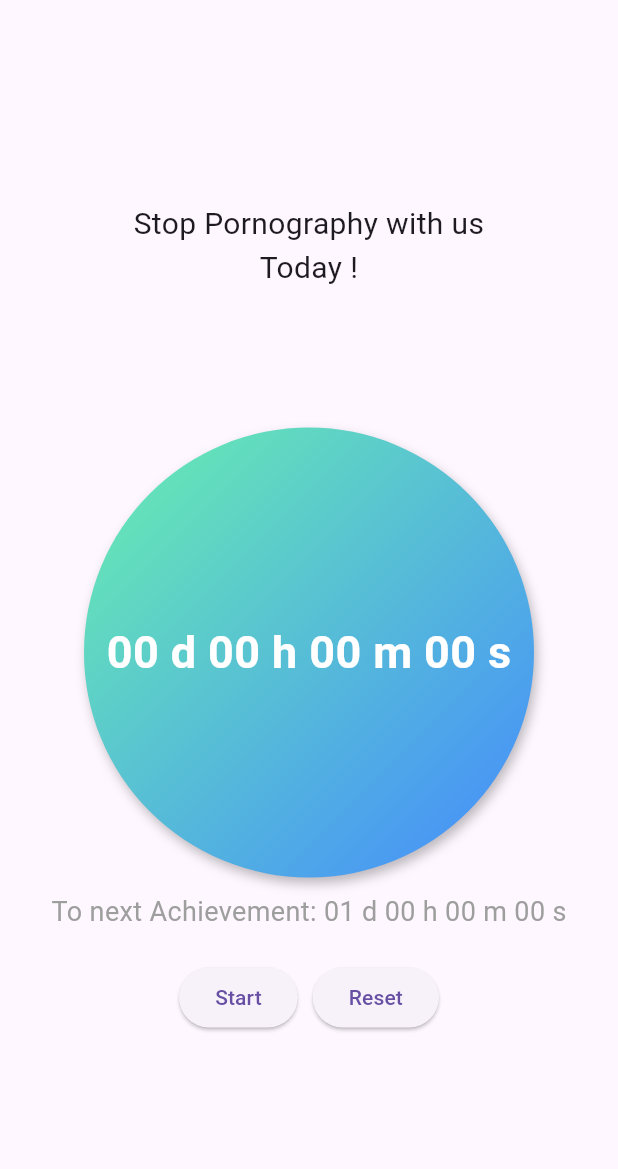
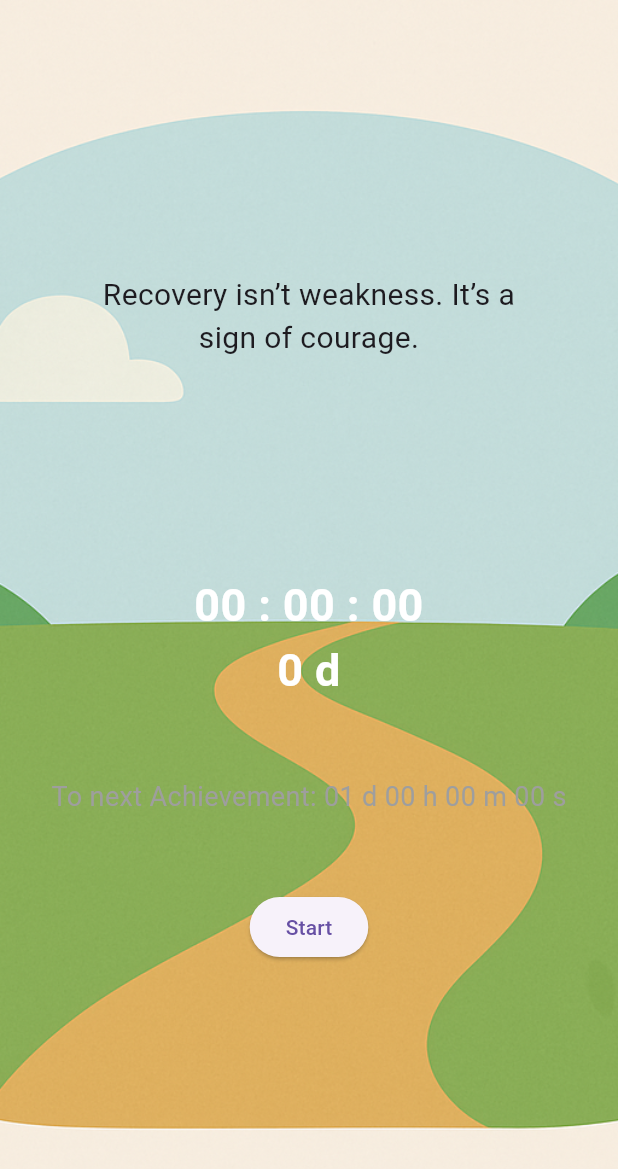
Before and after one commit to michalprog/clean_path, a Flutter app: the FapView widget shown alone on an empty page, opened directly, on a phone screen of 412 x 824 dp. Shown: the top 1169 px of the screen. Run offline on Flutter 3.47's test engine with Material 3 defaults, Android fonts, the phone set to English and light mode, and no system bars; our stand-ins replace animated_text_kit, sqflite, stop_watch_timer; accounts and stored records are empty.

Commit message:
upgrade fap view

```diff
--- a/lib/main/drawer_widget.dart
+++ b/lib/main/drawer_widget.dart
@@ -30,12 +30,12 @@ class DrawerWidget extends StatelessWidget {
           ),
           ListTile(
             leading: Icon(Icons.forum),
-            title: Text('forum'),
+            title: Text('Forum'),
             onTap: () {},
           ),
           ListTile(
             leading: Icon(Icons.emoji_events),
-            title: Text('Achivments'),
+            title: Text('Achievements'),
             onTap: () {},
           ),
         ],
--- a/lib/providers/fap_provider.dart
+++ b/lib/providers/fap_provider.dart
@@ -1,7 +1,8 @@
 import 'package:clean_path/providers/database_provider.dart';
 import 'package:flutter/material.dart';
-import '../enums/enums.dart';
+import '/enums/enums.dart';
 
+import '/utils_files/timer_utils.dart';
 import '/data_types/record.dart';
 
 class FapProvider extends ChangeNotifier {
@@ -46,4 +47,12 @@ class FapProvider extends ChangeNotifier {
       notifyListeners();
     }
   }
+  AssetImage giveWindowImage()
+  {
+    return TimerUtils.giveTimerImage(timerTime);
+  }
+  String getMotivationMsg()
+  {
+    return TimerUtils.giveMotivationMessage();
+  }
 }
--- a/lib/utils_files/timer_utils.dart
+++ b/lib/utils_files/timer_utils.dart
@@ -1,8 +1,34 @@
+import 'dart:math';
+
 import 'package:flutter/material.dart';
 
 class TimerUtils{
 
+  static AssetImage giveTimerImage(int time)
+  {
+return AssetImage("assets/images/clean_path0.png");
 
 
 
+  }
+static String giveMotivationMessage()
+{
+  const List<String> motivationMsg=
+      [
+        "One day at a time — that's enough.",
+        "You don’t have to be perfect, just persistent.",
+        "Every no is a step toward freedom.",
+        "Your strength is built in silence — keep going.",
+        "A setback doesn’t erase your progress. Getting back up proves your power.",
+        "You are not alone. What you feel matters.",
+        "Your tomorrow depends on the choices you make today.",
+        "Recovery isn’t weakness. It’s a sign of courage.",
+        "Peace in your mind is possible — and it’s worth the fight.",
+        "Every day clean is a victory no one can take from you.",
+      ];
+  var numberMsg = Random().nextInt(9);
+  return motivationMsg[numberMsg];
 }
+
+
+}
--- /dev/null
+++ b/lib/widgets/fail_dialog.dart
@@ -0,0 +1,10 @@
+import 'package:flutter/material.dart';
+
+class FailDialog extends StatelessWidget {
+  const FailDialog({super.key});
+
+  @override
+  Widget build(BuildContext context) {
+    return const Placeholder();
+  }
+}
--- a/lib/window_widgets/Timer_Widget.dart
+++ b/lib/window_widgets/Timer_Widget.dart
@@ -6,8 +6,9 @@ import '../providers/database_provider.dart';
 
 class TimerWidget extends StatefulWidget {
   final Function(int option) timerFunction;
+  bool TimerState=false;
   final int startCounter;
-  const TimerWidget({
+  TimerWidget({
     super.key,
     required this.timerFunction,
     required this.startCounter,
@@ -31,6 +32,7 @@ class _TimerWidgetState extends State<TimerWidget> {
     );
     if (widget.startCounter > 0) {
       _stopWatchTimer.onStartTimer();
+      widget.TimerState=true;
     }
   }
 
@@ -39,7 +41,6 @@ class _TimerWidgetState extends State<TimerWidget> {
     _stopWatchTimer.dispose();
     super.dispose();
   }
-
   String _formatTime(int milliseconds) {
     int seconds = (milliseconds / 1000).truncate();
     int days = (seconds / 86400).truncate();
@@ -54,6 +55,29 @@ class _TimerWidgetState extends State<TimerWidget> {
 
     return "$formattedDays d $formattedHours h $formattedMinutes m $formattedSeconds s";
   }
+  String _mainFormatTime(int milliseconds) {
+    int seconds = (milliseconds / 1000).truncate();
+    int days = (seconds / 86400).truncate();
+    int hours = ((seconds % 86400) / 3600).truncate();
+    int minutes = ((seconds % 3600) / 60).truncate();
+    int remainingSeconds = seconds % 60;
+
+    String formattedHours = hours.toString().padLeft(2, '0');
+    String formattedMinutes = minutes.toString().padLeft(2, '0');
+    String formattedSeconds = remainingSeconds.toString().padLeft(2, '0');
+
+    String formattedDays;
+    if (days < 10) {
+      formattedDays = days.toString();
+    } else if (days < 100) {
+      formattedDays = days.toString().padLeft(2, '0');
+    } else {
+      formattedDays = days.toString().padLeft(3, '0');
+    }
+
+    return "$formattedHours : $formattedMinutes : $formattedSeconds\n"
+        "$formattedDays d";
+  }
 
   @override
   Widget build(BuildContext context) {
@@ -61,42 +85,24 @@ class _TimerWidgetState extends State<TimerWidget> {
     return Column(
       mainAxisAlignment: MainAxisAlignment.center,
       children: [
-        Container(
-          width: 300,
-          height: 300,
-          decoration: BoxDecoration(
-            shape: BoxShape.circle,
-            gradient: LinearGradient(
-              colors: [Colors.greenAccent, Colors.blueAccent],
-              begin: Alignment.topLeft,
-              end: Alignment.bottomRight,
-            ),
-            boxShadow: [
-              BoxShadow(
-                color: Colors.black26,
-                blurRadius: 6,
-                offset: Offset(2, 4),
-              ),
-            ],
-          ),
-          alignment: Alignment.center,
-          child: StreamBuilder<int>(
+        StreamBuilder<int>(
           stream: _stopWatchTimer.rawTime,
           builder: (context, snapshot) {
             final value = snapshot.data ?? widget.startCounter;
             return Text(
-                _formatTime(value),
+              _mainFormatTime(value),
+              textAlign: TextAlign.center,
               style: const TextStyle(
                 fontSize: 30,
                 fontWeight: FontWeight.bold,
                 color: Colors.white,
+
               ),
             );
           },
         ),
-        ),
 
-        SizedBox(height: 10),
+        SizedBox(height: 50),
 
         StreamBuilder<int>(
           stream: _stopWatchTimer.rawTime,
@@ -111,27 +117,24 @@ class _TimerWidgetState extends State<TimerWidget> {
           },
         ),
 
-        SizedBox(height: 20),
+        SizedBox(height: 50),
+        ElevatedButton(onPressed: () => timerFunction(), child: Text(widget.TimerState ? "Reset" : "Start"),),
 
-        Row(
-          mainAxisAlignment: MainAxisAlignment.center,
-          children: [
-            ElevatedButton(onPressed: () => startTimer(), child: Text("Start")),
-            SizedBox(width: 10),
-            ElevatedButton(onPressed: () => resetTimer(), child: Text("Reset")),
-          ],
-        ),
       ],
     );
   }
 
-  void startTimer() {
+  void timerFunction()
+  {
+    if(widget.TimerState)
+      {
+        _stopWatchTimer.onResetTimer();
+        widget.timerFunction(2);
+      }else
+        {
           _stopWatchTimer.onStartTimer();
           widget.timerFunction(1);
         }
+  }
 
-  void resetTimer() {
-    _stopWatchTimer.onResetTimer();
-    widget.timerFunction(2);
 }
-}
--- a/lib/window_widgets/fap_view.dart
+++ b/lib/window_widgets/fap_view.dart
@@ -37,25 +37,33 @@ class FapView extends StatelessWidget {
         } else if (snapshot.hasError) {
           return Center(child: Text("Błąd: ${snapshot.error}"));
         } else {
-          return Center(
+          return Container(
+            decoration: BoxDecoration(
+              image: DecorationImage(
+                image: fapProvider.giveWindowImage(),
+                fit: BoxFit.cover,
+              ),
+            ),
+            child: Center(
               child: Column(
                 mainAxisAlignment: MainAxisAlignment.center,
                 children: [
-                const SizedBox(
+                   SizedBox(
                     height: 100,
                     width: 300,
                     child: Text(
-                    "Stop Pornography with us Today !",
+                      fapProvider.getMotivationMsg(),
                       textAlign: TextAlign.center,
                       style: TextStyle(fontSize: 20),
                     ),
                   ),
-                const SizedBox(height: 50),
+                  const SizedBox(height: 100),
                   TimerWidget(
                     timerFunction: providerOperation,
                     startCounter: fapProvider.timerTime,
                   ),
                 ],
+              ),
             ),
           );
         }
```
Also changed, not shown: pubspec.yaml (+4 -4 lines), assets/images/clean_path0.png (added), assets/images/clean_path1.png (added), assets/images/clean_path2.png (added), assets/images/clean_path3.png (added). Lines whose indentation alone changed are shown as unchanged.
